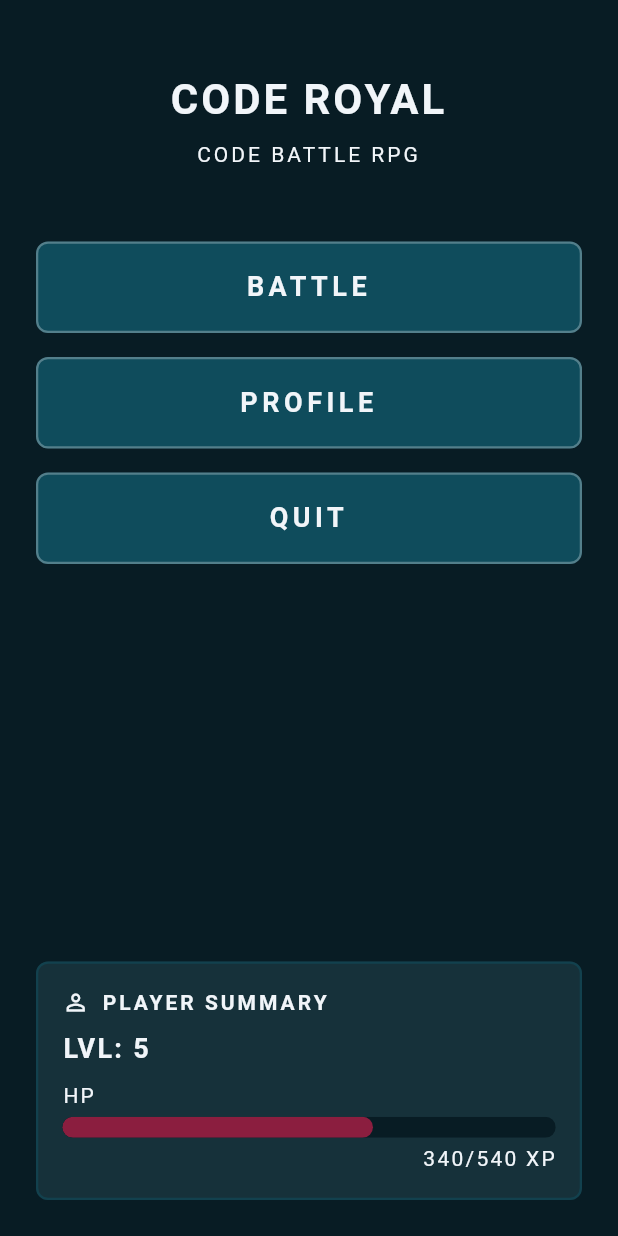
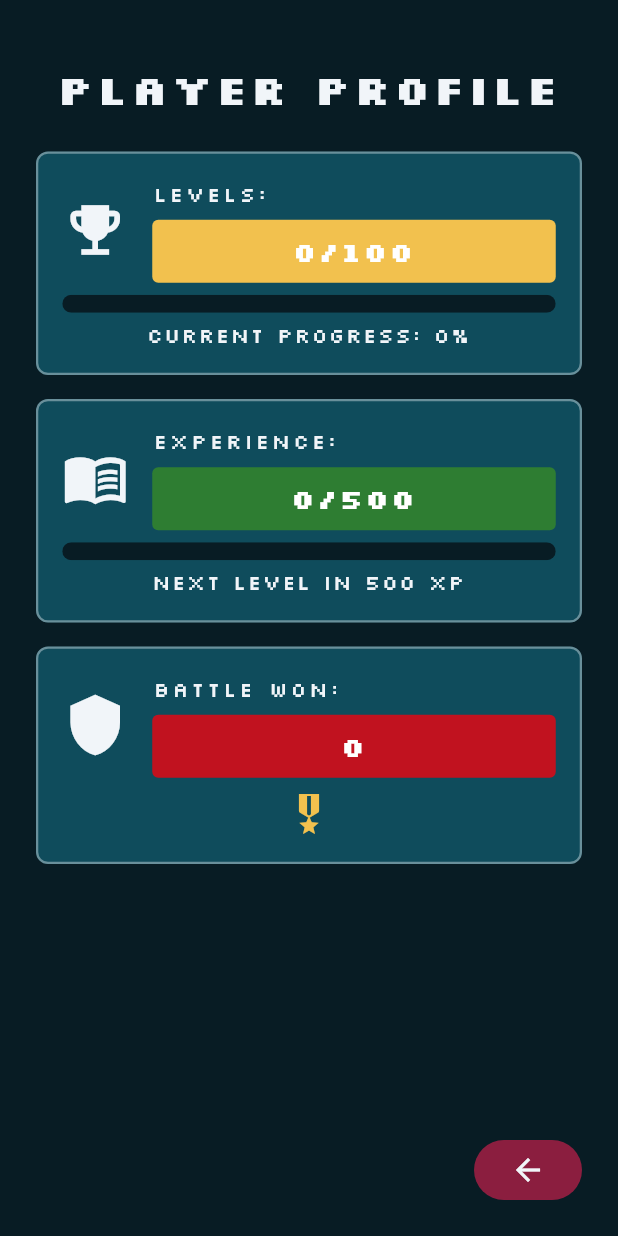
Before and after one commit to Ange-Potato/code_royal, a Flutter app: the screen it shows after launch, after a tap on "PROFILE", on a phone screen of 412 x 824 dp. Run offline on Flutter 3.47's test engine with Material 3 defaults, Android fonts, the phone set to English and light mode, and no system bars.

Commit message:
Fixed Fonts, Added Profile Screen, Updated Menu Screens, and Re Added other stuff that was removed.

```diff
--- a/lib/screens/main_menu_screen.dart
+++ b/lib/screens/main_menu_screen.dart
@@ -4,6 +4,7 @@ import '../widgets/header_title.dart';
 import '../widgets/primary_button.dart';
 import '../widgets/info_card.dart';
 import '../widgets/hp_bar.dart';
+import 'profile_screen.dart';
 
 class MainMenuScreen extends StatelessWidget {
   const MainMenuScreen({super.key});
@@ -32,7 +33,11 @@ class MainMenuScreen extends StatelessWidget {
               const SizedBox(height: AppSpacing.md),
               PrimaryButton(
                 label: 'Profile',
-                onPressed: () {},
+                onPressed: () {
+                  Navigator.of(context).push(
+                    MaterialPageRoute(builder: (_) => const ProfileScreen()),
+                  );
+                },
               ),
               const SizedBox(height: AppSpacing.md),
               PrimaryButton(
--- /dev/null
+++ b/lib/screens/profile_screen.dart
@@ -0,0 +1,113 @@
+import 'package:flutter/material.dart';
+import '../theme.dart';
+import '../models/player_progress.dart';
+import '../widgets/header_title.dart';
+import '../widgets/profile_stat_card.dart';
+
+class ProfileScreen extends StatelessWidget {
+  final PlayerProgress progress;
+
+  const ProfileScreen({
+    super.key,
+    this.progress = PlayerProgress.sample,
+  });
+
+  @override
+  Widget build(BuildContext context) {
+    final scheme = Theme.of(context).colorScheme;
+    final text = Theme.of(context).textTheme;
+
+    return Scaffold(
+      body: SafeArea(
+        child: Padding(
+          padding: const EdgeInsets.symmetric(
+            horizontal: AppSpacing.lg,
+            vertical: AppSpacing.lg,
+          ),
+          child: Column(
+            children: [
+              const SizedBox(height: AppSpacing.md),
+              const HeaderTitle(title: 'Player Profile'),
+              const SizedBox(height: AppSpacing.lg),
+              ProfileStatCard(
+                icon: Icons.emoji_events,
+                label: 'Levels:',
+                value: '${progress.level}/${PlayerProgress.maxLevel}',
+                accentColor: AppColors.levelYellow,
+                progress: progress.levelProgress,
+                footer: Text(
+                  'Current Progress: ${progress.levelPercent}%',
+                  textAlign: TextAlign.center,
+                  style: text.labelSmall?.copyWith(
+                    color: scheme.onPrimary,
+                    letterSpacing: 1,
+                  ),
+                ),
+              ),
+              const SizedBox(height: AppSpacing.md),
+              ProfileStatCard(
+                icon: Icons.menu_book,
+                label: 'Experience:',
+                value: '${progress.xp}/${PlayerProgress.xpPerLevel}',
+                accentColor: AppColors.xpGreen,
+                progress: progress.xpProgress,
+                footer: Text(
+                  'Next Level in ${progress.xpToNextLevel} XP',
+                  textAlign: TextAlign.center,
+                  style: text.labelSmall?.copyWith(
+                    color: scheme.onPrimary,
+                    letterSpacing: 1,
+                  ),
+                ),
+              ),
+              const SizedBox(height: AppSpacing.md),
+              ProfileStatCard(
+                icon: Icons.shield,
+                label: 'Battle Won:',
+                value: '${progress.battlesWon}',
+                accentColor: scheme.error,
+                footer: const Padding(
+                  padding: EdgeInsets.only(top: AppSpacing.xs),
+                  child: Icon(
+                    Icons.military_tech,
+                    color: AppColors.levelYellow,
+                    size: 32,
+                  ),
+                ),
+              ),
+              const Spacer(),
+              Align(
+                alignment: Alignment.centerRight,
+                child: _BackButton(),
+              ),
+            ],
+          ),
+        ),
+      ),
+    );
+  }
+}
+
+class _BackButton extends StatelessWidget {
+  const _BackButton();
+
+  @override
+  Widget build(BuildContext context) {
+    final scheme = Theme.of(context).colorScheme;
+    return Material(
+      color: scheme.secondary,
+      borderRadius: BorderRadius.circular(AppSpacing.lg),
+      child: InkWell(
+        onTap: () => Navigator.of(context).pop(),
+        borderRadius: BorderRadius.circular(AppSpacing.lg),
+        child: Padding(
+          padding: const EdgeInsets.symmetric(
+            horizontal: AppSpacing.lg,
+            vertical: AppSpacing.sm,
+          ),
+          child: Icon(Icons.arrow_back, color: scheme.onSecondary),
+        ),
+      ),
+    );
+  }
+}
--- a/lib/theme.dart
+++ b/lib/theme.dart
@@ -32,6 +32,10 @@ class AppSpacing {
   static const double md = 16;
   static const double lg = 24;
 }
+class AppColors {
+  static const levelYellow = Color(0xFFF2C14E);
+  static const xpGreen = Color(0xFF2E7D32);
+}
 
 final appTheme = ThemeData(
   useMaterial3: true,
--- /dev/null
+++ b/lib/widgets/profile_stat_card.dart
@@ -0,0 +1,108 @@
+import 'package:flutter/material.dart';
+import '../theme.dart';
+
+class ProfileStatCard extends StatelessWidget {
+  final IconData icon;
+  final String label;
+  final String value;
+  final Color accentColor;
+  final double? progress;
+  final Widget? footer;
+
+  const ProfileStatCard({
+    super.key,
+    required this.icon,
+    required this.label,
+    required this.value,
+    required this.accentColor,
+    this.progress,
+    this.footer,
+  });
+
+  @override
+  Widget build(BuildContext context) {
+    final scheme = Theme.of(context).colorScheme;
+    final text = Theme.of(context).textTheme;
+
+    return Container(
+      width: double.infinity,
+      padding: const EdgeInsets.all(AppSpacing.md),
+      decoration: BoxDecoration(
+        color: scheme.primary,
+        borderRadius: BorderRadius.circular(AppSpacing.sm),
+        border: Border.all(
+          color: scheme.onPrimary.withValues(alpha: 0.4),
+          width: 1.5,
+        ),
+      ),
+      child: Column(
+        children: [
+          Row(
+            children: [
+              Icon(icon, size: 44, color: scheme.onPrimary),
+              const SizedBox(width: AppSpacing.md),
+              Expanded(
+                child: Column(
+                  crossAxisAlignment: CrossAxisAlignment.start,
+                  children: [
+                    Text(
+                      label.toUpperCase(),
+                      style: text.labelSmall?.copyWith(
+                        color: scheme.onPrimary,
+                        letterSpacing: 2,
+                      ),
+                    ),
+                    const SizedBox(height: AppSpacing.sm),
+                    Container(
+                      width: double.infinity,
+                      padding: const EdgeInsets.symmetric(
+                        vertical: AppSpacing.sm,
+                        horizontal: AppSpacing.md,
+                      ),
+                      decoration: BoxDecoration(
+                        color: accentColor,
+                        borderRadius: BorderRadius.circular(AppSpacing.xs),
+                      ),
+                      child: Text(
+                        value,
+                        textAlign: TextAlign.center,
+                        style: text.bodyMedium?.copyWith(
+                          color: Colors.white,
+                          fontWeight: FontWeight.bold,
+                          letterSpacing: 1.5,
+                        ),
+                      ),
+                    ),
+                  ],
+                ),
+              ),
+            ],
+          ),
+          if (progress != null) ...[
+            const SizedBox(height: AppSpacing.sm),
+            ClipRRect(
+              borderRadius: BorderRadius.circular(AppSpacing.sm),
+              child: Stack(
+                children: [
+                  Container(
+                    height: 12,
+                    width: double.infinity,
+                    color: const Color(0xFF081C24),
+                  ),
+                  FractionallySizedBox(
+                    widthFactor: progress!.clamp(0.0, 1.0),
+                    child: Container(height: 12, color: accentColor),
+                  ),
+                ],
+              ),
+            ),
+          ],
+          if (footer != null) ...[
+            const SizedBox(height: AppSpacing.xs),
+            footer!,
+          ],
+        ],
+      ),
+    );
+  }
+}
--- a/pubspec.yaml
+++ b/pubspec.yaml
@@ -90,4 +90,5 @@ flutter:
   fonts:
     - family: Silkscreen
       fonts:
-        - asset: fonts/slkscr.ttf
+        - asset: fonts/Silkscreen-Regular.ttf
+        - asset: fonts/Silkscreen-Bold.ttf
```
